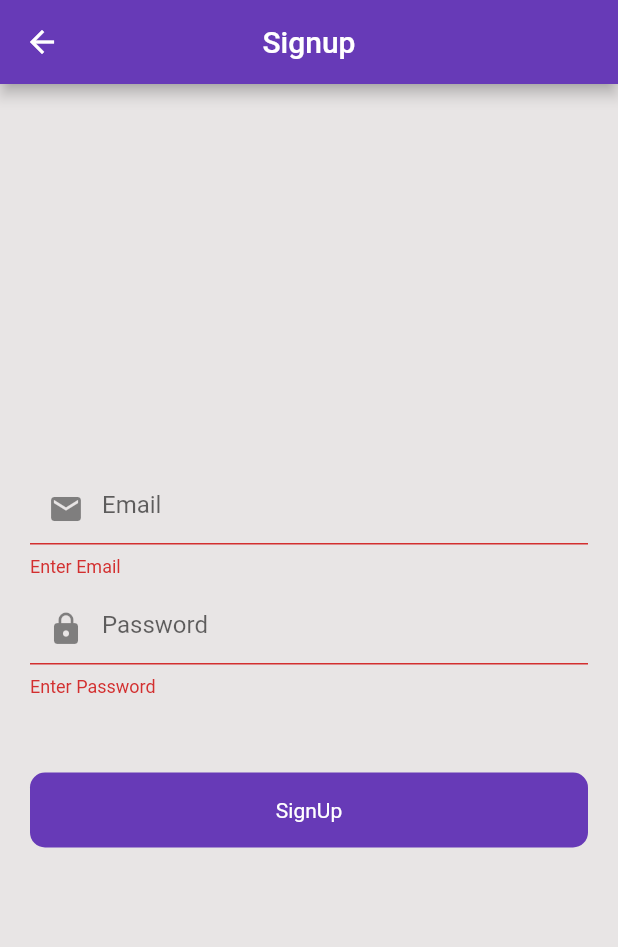
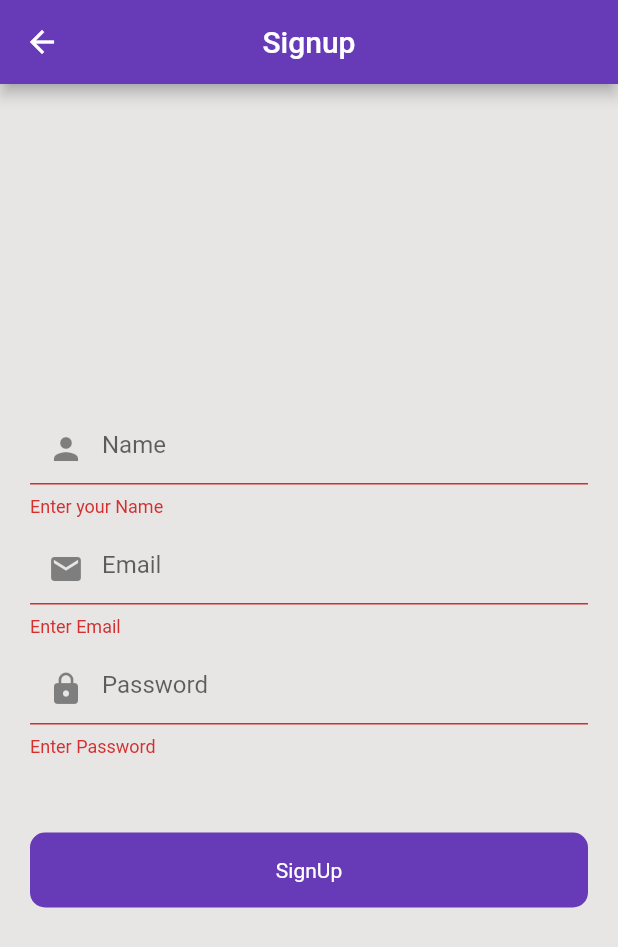
Before and after one commit to Sanoj-Khatri/Smart_App_for_shoping, a Flutter app: the SignUp screen opened directly, after a tap on "SignUp", on a phone screen of 412 x 824 dp. Shown: the top 947 px of the screen. Run offline on Flutter 3.47's test engine with Material 2 defaults, Android fonts, the phone set to English and light mode, and no system bars; our stand-ins replace cloud_firestore, dropdown_button2, eva_icons_flutter, firebase_auth, firebase_core, flutter_slidable and 1 more; accounts and stored records are empty.

Commit message:
user registration and login completed

```diff
--- /dev/null
+++ b/lib/firestore database/user_provider.dart
@@ -0,0 +1,18 @@
+import 'package:cloud_firestore/cloud_firestore.dart';
+import 'package:smartapp_fyp/models/user_model.dart';
+
+class UserProvider {
+  final FirebaseFirestore _firebaseFirestore = FirebaseFirestore.instance;
+  //creating an user
+  Future<bool> createNewUser(UserModel user) async {
+    try {
+      await _firebaseFirestore
+          .collection("users")
+          .doc(user.userId)
+          .set({"name": user.name, "email": user.email, "wishListIds": []});
+      return true;
+    } catch (e) {
+      return false;
+    }
+  }
+}
--- a/lib/main.dart
+++ b/lib/main.dart
@@ -15,7 +15,7 @@ class MyApp extends StatelessWidget {
   Widget build(BuildContext context) {
     return MaterialApp(
       debugShowCheckedModeBanner: false,
-      title: 'Flutter Demo',
+      title: 'Smart Shopping App',
       theme: ThemeData(
           // scaffoldBackgroundColor: Colors.orange,
           backgroundColor: Colors.amber,
--- /dev/null
+++ b/lib/models/user_model.dart
@@ -0,0 +1,17 @@
+import 'package:cloud_firestore/cloud_firestore.dart';
+
+class UserModel {
+  String? userId;
+  String? name;
+  String? email;
+  List<String>? wishListIds;
+
+  UserModel({this.userId, this.name, this.email, this.wishListIds});
+
+  UserModel.fromDocumentSnapshot(DocumentSnapshot<Map<String, dynamic>> doc) {
+    userId = doc.id;
+    name = doc['name'];
+    email = doc['email'];
+    wishListIds = doc['wishListIds'];
+  }
+}
--- a/lib/screens/registration/loginpage.dart
+++ b/lib/screens/registration/loginpage.dart
@@ -33,6 +33,8 @@ class _LoginState extends State<Login> {
         email: emailController.text,
         password: passwordController.text,
       );
+      // ignore: use_build_context_synchronously
+      Navigator.pop(context);
     } on FirebaseAuthException catch (e) {
       if (e.code == 'user-not-found') {
         Utils().toastmessage("User not Found");
--- a/lib/screens/registration/registration.dart
+++ b/lib/screens/registration/registration.dart
@@ -3,6 +3,8 @@ import 'dart:async';
 import 'package:firebase_auth/firebase_auth.dart';
 import 'package:flutter/material.dart';
 import 'package:smartapp_fyp/Utils/utils.dart';
+import 'package:smartapp_fyp/firestore%20database/user_provider.dart';
+import 'package:smartapp_fyp/models/user_model.dart';
 import 'package:smartapp_fyp/screens/registration/loginpage.dart';
 
 import '../../Widgets/button.dart';
@@ -19,6 +21,7 @@ class _SignUpState extends State<SignUp> {
   bool loading = false;
   final _formKey = GlobalKey<FormState>();
   final emailController = TextEditingController();
+  final nameController = TextEditingController();
   final passwordController = TextEditingController();
 
   final FirebaseAuth _auth = FirebaseAuth.instance;
@@ -31,27 +34,29 @@ class _SignUpState extends State<SignUp> {
     passwordController.dispose();
   }
 
-  void Registration() async {
+  void registerUser(
+      {required String email,
+      required String name,
+      required String pass}) async {
     try {
-      await _auth.createUserWithEmailAndPassword(
-        email: emailController.text,
-        password: passwordController.text,
+      final authResult = await _auth.createUserWithEmailAndPassword(
+        email: email,
+        password: pass,
       );
-      // setState(() {
-      //   loading = true;
-      // });
+      //Create a new User in firestore
+      UserModel _user = UserModel(
+        userId: authResult.user?.uid,
+        name: name,
+        email: email,
+      );
+      //Create new user
+      await UserProvider().createNewUser(_user);
+      // ignore: use_build_context_synchronously
+      Navigator.pop(context);
     } on FirebaseAuthException catch (e) {
       if (e.code == 'weak-password') {
-        // setState(() {
-        //   loading = false;
-        // });
-
         return Utils().toastmessage('The password provided is too weak');
       } else if (e.code == 'email-already-in-use') {
-        // setState(() {
-        //   loading = true;
-        // });
-
         return Utils().toastmessage("The account already exists ");
       }
     } catch (e) {
@@ -80,6 +85,22 @@ class _SignUpState extends State<SignUp> {
                 key: _formKey,
                 child: Column(
                   children: [
+                    TextFormField(
+                      controller: nameController,
+                      decoration: const InputDecoration(
+                        hintText: "Name",
+                        prefixIcon: Icon(Icons.person),
+                      ),
+                      validator: (value) {
+                        if (value!.isEmpty) {
+                          return 'Enter your Name';
+                        }
+                        return null;
+                      },
+                    ),
+                    const SizedBox(
+                      height: 10,
+                    ),
                     TextFormField(
                       keyboardType: TextInputType.emailAddress,
                       controller: emailController,
@@ -123,7 +144,10 @@ class _SignUpState extends State<SignUp> {
                 /// loading: loading,
                 onTap: () async {
                   if (_formKey.currentState!.validate()) {
-                    Registration();
+                    registerUser(
+                        email: emailController.text,
+                        name: nameController.text,
+                        pass: passwordController.text);
                   }
                 }),
           ],
```
Also changed, not shown: lib/screens/category.dart (+13 -4 lines).
